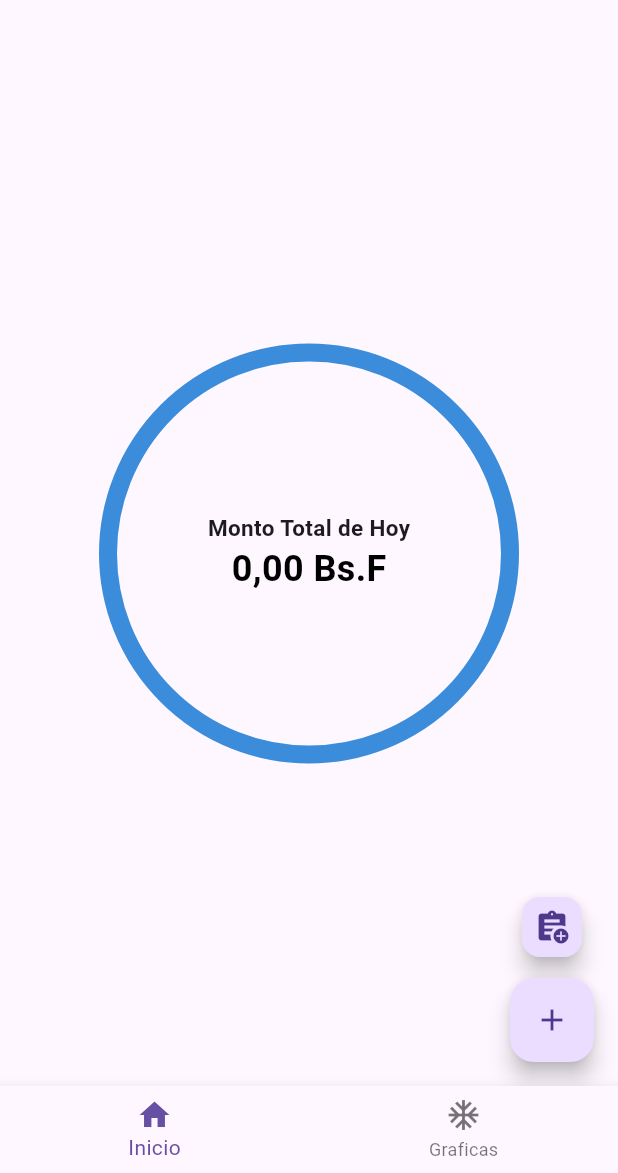
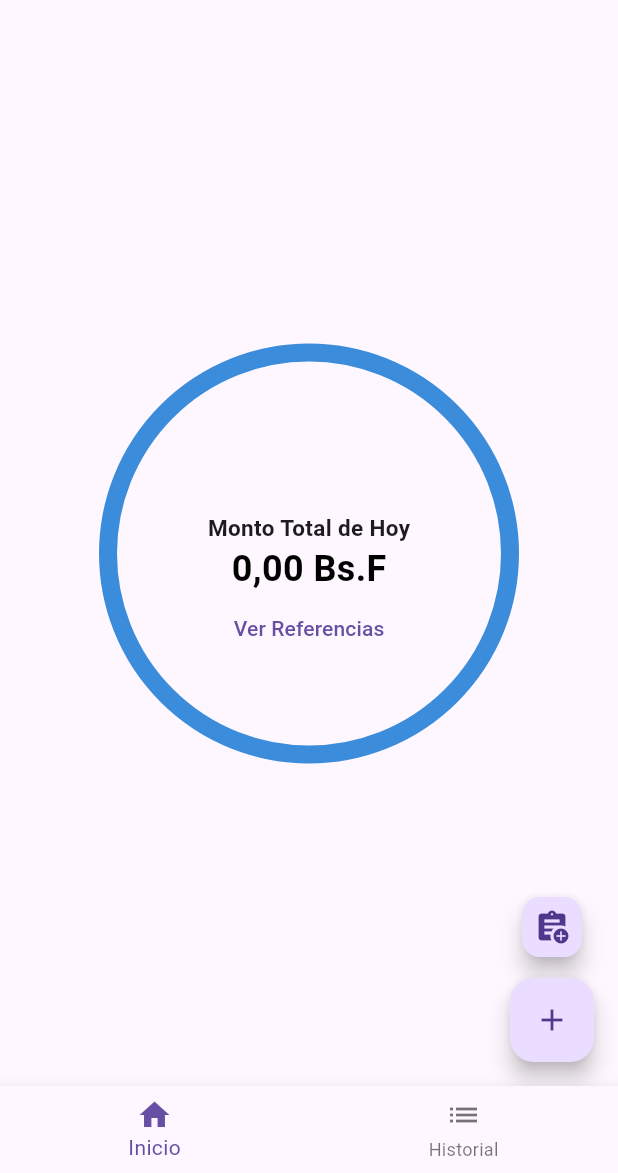
Before and after one commit to NightmareFox12/mi-referencia, a Flutter app: the screen it shows after launch, on a phone screen of 412 x 824 dp, the part 63-1236 px from its top. Run offline on Flutter 3.47's test engine with Material 3 defaults, Android fonts, the phone set to English and light mode, and no system bars; drawn by our look-alikes of fl_chart, skeletonizer; our stand-ins replace drift, drift_flutter, flutter_hooks, flutter_riverpod, hooks_riverpod, shared_preferences; accounts and stored records are empty; generated files the repository leaves out were written again.

Commit message:
feat: Add initial home screen with bottom navigation, animated pie chart, and screen management.

```diff
--- a/lib/presentation/home/home_screen.dart
+++ b/lib/presentation/home/home_screen.dart
@@ -1,5 +1,6 @@
 import 'package:flutter/material.dart';
 import 'package:flutter_hooks/flutter_hooks.dart';
+import 'package:mi_referencia/presentation/history/history_screen.dart';
 import 'package:mi_referencia/presentation/widgets/animate_pie.dart';
 import 'package:mi_referencia/presentation/widgets/bottom_bar_widget.dart';
 import 'package:mi_referencia/presentation/widgets/fab_menu.dart';
@@ -19,10 +20,11 @@ class HomeScreen extends HookWidget {
       body: Stack(
         alignment: Alignment.bottomRight,
         children: [
-          if (currentScreen.value == 0)
-            AnimatePie()
-          else
-            Center(
+          currentScreen.value == 0
+              ? AnimatePie(currentScreen: currentScreen)
+              : (currentScreen.value == 1)
+              ? HistoryScreen()
+              : Center(
                   child: Column(
                     children: [
                       IconButton.filled(
--- a/lib/presentation/widgets/animate_pie.dart
+++ b/lib/presentation/widgets/animate_pie.dart
@@ -7,7 +7,9 @@ import 'package:mi_referencia/utils/format_amount.dart';
 import 'package:skeletonizer/skeletonizer.dart';
 
 class AnimatePie extends HookConsumerWidget {
-  const AnimatePie({super.key});
+  final ValueNotifier<int> currentScreen;
+
+  const AnimatePie({super.key, required this.currentScreen});
 
   @override
   Widget build(BuildContext context, WidgetRef ref) {
@@ -77,6 +79,17 @@ class AnimatePie extends HookConsumerWidget {
             ],
           ),
         ),
+
+        Align(
+          alignment: Alignment.center,
+          child: Padding(
+            padding: const EdgeInsets.only(top: 100),
+            child: TextButton(
+              onPressed: () => currentScreen.value = 1,
+              child: Text('Ver Referencias'),
+            ),
+          ),
+        ),
       ],
     );
   }
--- a/lib/presentation/widgets/bottom_bar_widget.dart
+++ b/lib/presentation/widgets/bottom_bar_widget.dart
@@ -1,9 +1,9 @@
 import 'package:flutter/material.dart';
 
 class BottomBarWidget extends StatelessWidget {
-  final currentScreen;
+  final ValueNotifier<int> currentScreen;
 
-  BottomBarWidget({super.key, required ValueNotifier<int> this.currentScreen});
+  BottomBarWidget({super.key, required this.currentScreen});
 
   @override
   Widget build(BuildContext context) {
@@ -14,10 +14,7 @@ class BottomBarWidget extends StatelessWidget {
       },
       items: [
         BottomNavigationBarItem(label: 'Inicio', icon: Icon(Icons.home)),
-        BottomNavigationBarItem(
-          icon: Icon(Icons.ac_unit_sharp),
-          label: 'Graficas',
-        ),
+        BottomNavigationBarItem(icon: Icon(Icons.list), label: 'Historial'),
       ],
     );
   }
```
Lines whose indentation alone changed are shown as unchanged.
